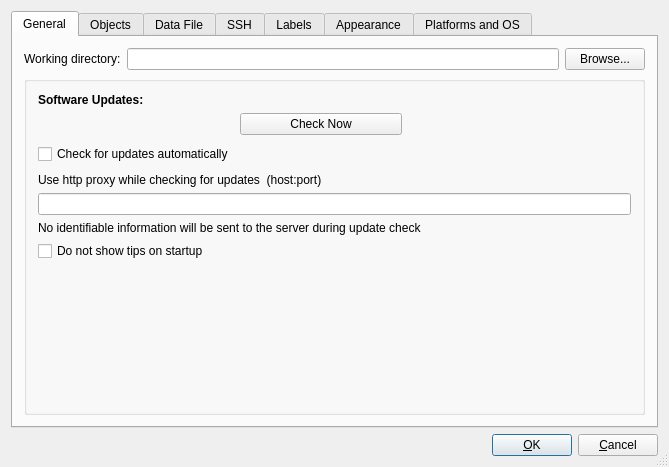
Old version of the form src/gui/prefsdialog_q.ui in the repository fwbuilder/fwbuilder.
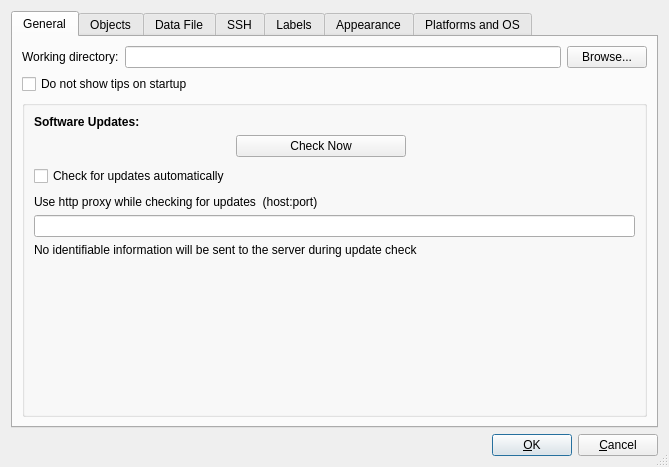
New version of the form.

Commit message: Move "Do not show tips on startup" checkbox out of updates groupbox

Patch:
```diff
--- a/src/gui/prefsdialog_q.ui
+++ b/src/gui/prefsdialog_q.ui
@@ -79,7 +79,7 @@
          </item>
         </layout>
        </item>
-       <item row="1" column="0">
+       <item row="2" column="0">
         <widget class="QGroupBox" name="groupBox_2">
          <property name="title">
           <string/>
@@ -168,16 +168,16 @@
             </property>
            </spacer>
           </item>
-          <item row="7" column="0">
-           <widget class="QCheckBox" name="showTips">
-            <property name="text">
-             <string>Do not show tips on startup</string>
-            </property>
-           </widget>
-          </item>
          </layout>
         </widget>
        </item>
+       <item row="1" column="0">
+        <widget class="QCheckBox" name="showTips">
+         <property name="text">
+          <string>Do not show tips on startup</string>
+         </property>
+        </widget>
+       </item>
       </layout>
      </widget>
      <widget class="QWidget" name="tabObjects">
@@ -1040,7 +1040,6 @@
    </item>
   </layout>
  </widget>
- <layoutdefault spacing="6" margin="11"/>
  <tabstops>
   <tabstop>tabWidget</tabstop>
   <tabstop>wDir</tabstop>
```
Left out of the diff: 72 changed lines with no effect on the pictures.
